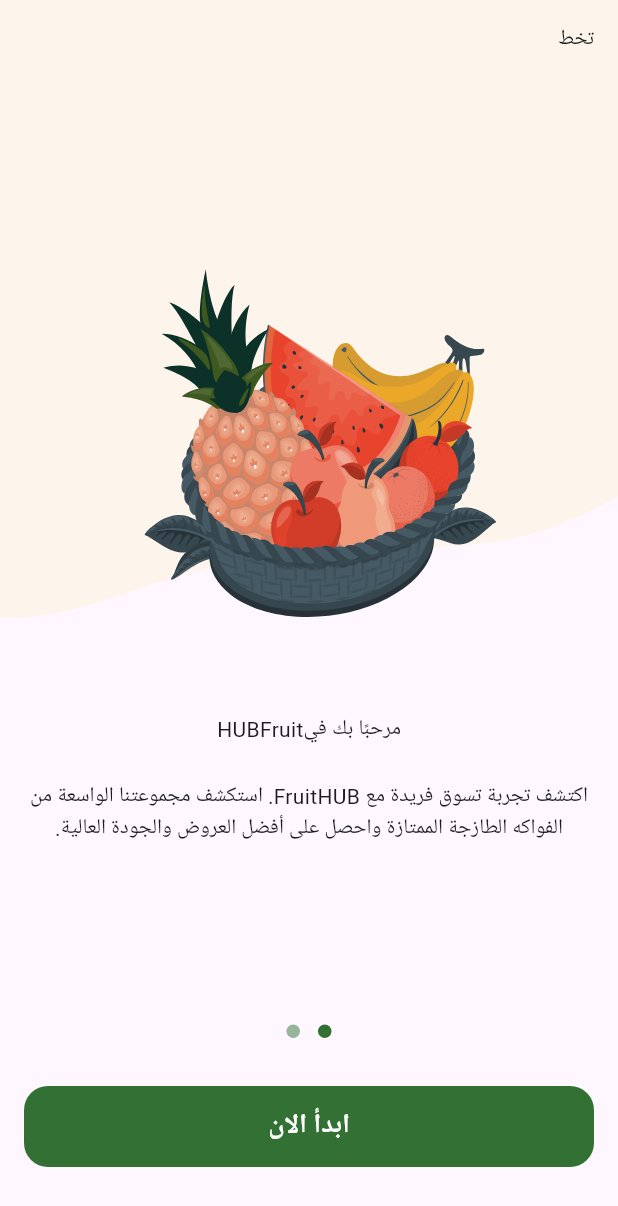
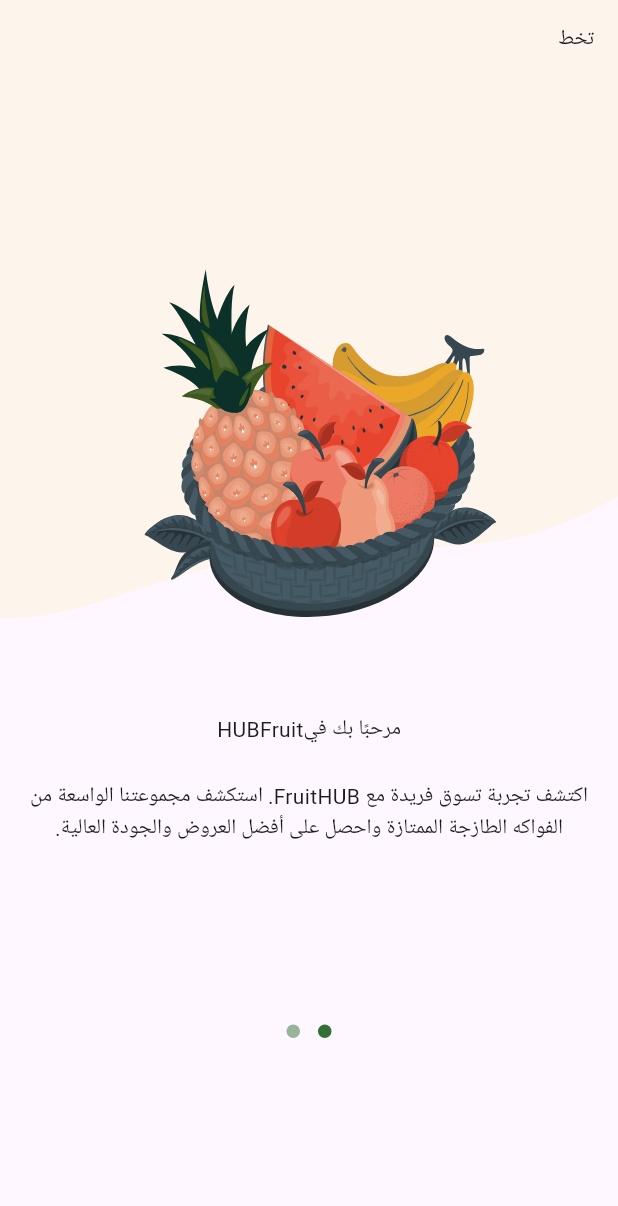
Before and after one commit to sroooooor60/Fruit-Hub, a Flutter app: the screen it shows after launch, after a tap on "ابدأ الان", on a phone screen of 412 x 824 dp. Shown: the top 1206 px of the screen. Run offline on Flutter 3.47's test engine with Material 3 defaults, Android fonts, the phone set to English and light mode, and no system bars; drawn by our look-alikes of dots_indicator; our stand-ins replace flutter_svg; Roboto replaces fonts that are missing (cairo).

Commit message:
finish on bording view logic

```diff
--- a/lib/features/on_bording/presentaion/views/widgets/on_bording_page_view.dart
+++ b/lib/features/on_bording/presentaion/views/widgets/on_bording_page_view.dart
@@ -3,13 +3,18 @@ import 'package:frute_hub/core/utils/app_images.dart';
 import 'package:frute_hub/features/on_bording/presentaion/views/widgets/page_view_item.dart';
 
 class OnBordingPageView extends StatelessWidget {
-  const OnBordingPageView({super.key});
+  const OnBordingPageView({super.key, required this.pageController});
+  final PageController pageController;
 
   @override
   Widget build(BuildContext context) {
     return PageView(
+      controller: pageController,
       children: [
         PageViewItem(
+          isVisible:
+              (pageController.hasClients ? pageController.page!.round() : 0) ==
+              0,
           image: Assets.assetsImagesPageItem1Image,
           backgroundImage: Assets.assetsImagesPageItem1BackgroundImage,
           subTitle:
@@ -20,6 +25,10 @@ class OnBordingPageView extends StatelessWidget {
           ),
         ),
         PageViewItem(
+          isVisible:
+              (pageController.hasClients ? pageController.page!.round() : 0) ==
+              0,
+
           image: Assets.assetsImagesPageItem2Image,
           backgroundImage: Assets.assetsImagesPageItem2BackgroundImage,
           subTitle:
--- a/lib/features/on_bording/presentaion/views/widgets/on_bording_view_body.dart
+++ b/lib/features/on_bording/presentaion/views/widgets/on_bording_view_body.dart
@@ -5,25 +5,67 @@ import 'package:frute_hub/core/utils/app_colors.dart';
 import 'package:frute_hub/core/widgets/custom_botton.dart';
 import 'package:frute_hub/features/on_bording/presentaion/views/widgets/on_bording_page_view.dart';
 
-class OnBordingViewBody extends StatelessWidget {
+class OnBordingViewBody extends StatefulWidget {
   const OnBordingViewBody({super.key});
+
+  @override
+  State<OnBordingViewBody> createState() => _OnBordingViewBodyState();
+}
+
+class _OnBordingViewBodyState extends State<OnBordingViewBody> {
+  // PageController to control the page view for onboarding
+  late PageController pageController;
+  var currentPage = 0;
+
+  @override
+  void initState() {
+    // Initialize the PageController to control the page view
+    pageController = PageController();
+
+    // Add a listener to update the current page index when the page view changes
+
+    pageController.addListener(() {
+      //round معناها تقريب الرقم لأقرب رقم صحيح كبير
+      currentPage = pageController.page!.round();
+      setState(() {});
+    });
+
+    super.initState();
+  }
+
+  @override
+  void dispose() {
+    // Dispose the PageController to free up resources
+    pageController.dispose();
+
+    super.dispose();
+  }
 
   @override
   Widget build(BuildContext context) {
     return Column(
       children: [
-        Expanded(child: OnBordingPageView()),
+        Expanded(child: OnBordingPageView(pageController: pageController)),
         DotsIndicator(
           dotsCount: 2,
           decorator: DotsDecorator(
             activeColor: AppColors.primaryColor,
-            color: AppColors.primaryColor.withValues(alpha: .5),
+            color:
+                currentPage == 0
+                    ? AppColors.primaryColor.withValues(alpha: .5)
+                    : AppColors.primaryColor,
           ),
         ),
         SizedBox(height: 26),
-        Padding(
-          padding: const EdgeInsets.symmetric(horizontal: kHorozentalPadding),
-          child: CustomBotton(onPressed: () {}, text: 'ابدأ الان'),
+        Visibility(
+          visible: currentPage == 1 ? true : false,
+          maintainSize: true,
+          maintainAnimation: true,
+          maintainState: true,
+          child: Padding(
+            padding: const EdgeInsets.symmetric(horizontal: kHorozentalPadding),
+            child: CustomBotton(onPressed: () {}, text: 'ابدأ الان'),
+          ),
         ),
         SizedBox(height: 46),
       ],
--- a/lib/features/on_bording/presentaion/views/widgets/page_view_item.dart
+++ b/lib/features/on_bording/presentaion/views/widgets/page_view_item.dart
@@ -8,11 +8,13 @@ class PageViewItem extends StatelessWidget {
     required this.backgroundImage,
     required this.subTitle,
     required this.title,
+    required this.isVisible,
   });
 
   final String image, backgroundImage;
   final String subTitle;
   final Widget title;
+  final bool isVisible;
 
   @override
   Widget build(BuildContext context) {
@@ -34,7 +36,13 @@ class PageViewItem extends StatelessWidget {
                 child: SvgPicture.asset(image),
               ),
 
-              Padding(padding: const EdgeInsets.all(16), child: Text('تخط')),
+              Visibility(
+                visible: isVisible,
+                child: Padding(
+                  padding: const EdgeInsets.all(16),
+                  child: Text('تخط'),
+                ),
+              ),
             ],
           ),
         ),
```
